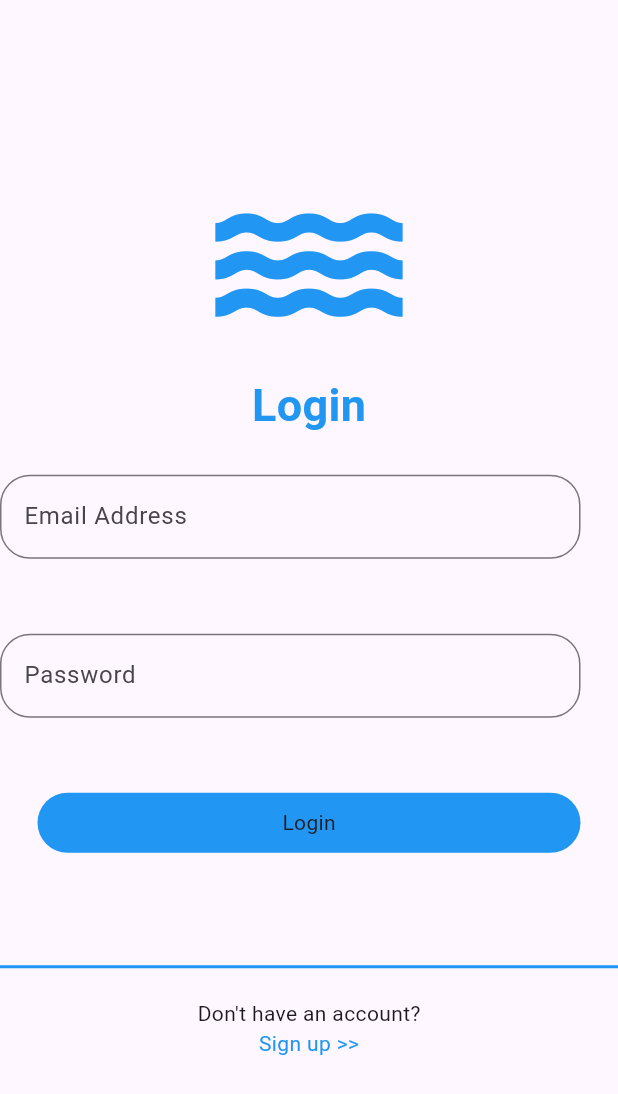
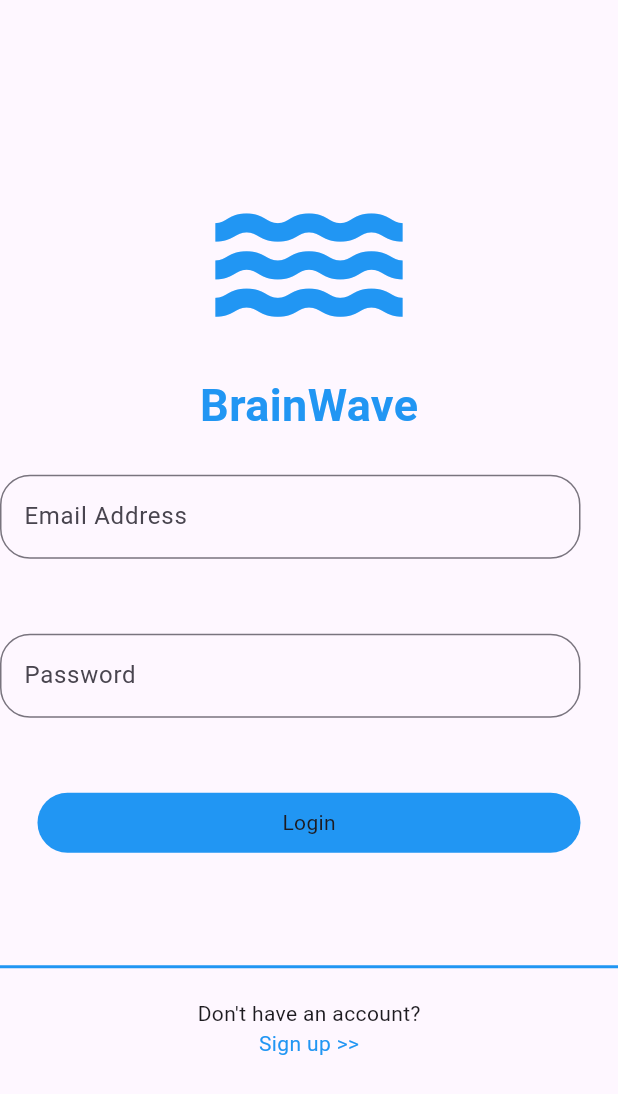
Before and after one commit to AndresCardosoP/Brain-Wave, a Flutter app: the screen it shows after launch, on a phone screen of 412 x 824 dp. Shown: the top 1094 px of the screen. Run offline on Flutter 3.47's test engine with Material 3 defaults, Android fonts, the phone set to English and light mode, and no system bars; our stand-ins replace supabase_flutter; accounts and stored records are empty.

```diff
--- a/src/lib/screens/login_page.dart
+++ b/src/lib/screens/login_page.dart
@@ -43,7 +43,7 @@ class _LoginPageState extends State<LoginPage> {
             size: 150,
             color: Colors.blue,
           ),
-          const Text('Login',
+          const Text('BrainWave',
               style: TextStyle(
                   fontSize: 30,
                   fontWeight: FontWeight.bold,
```
